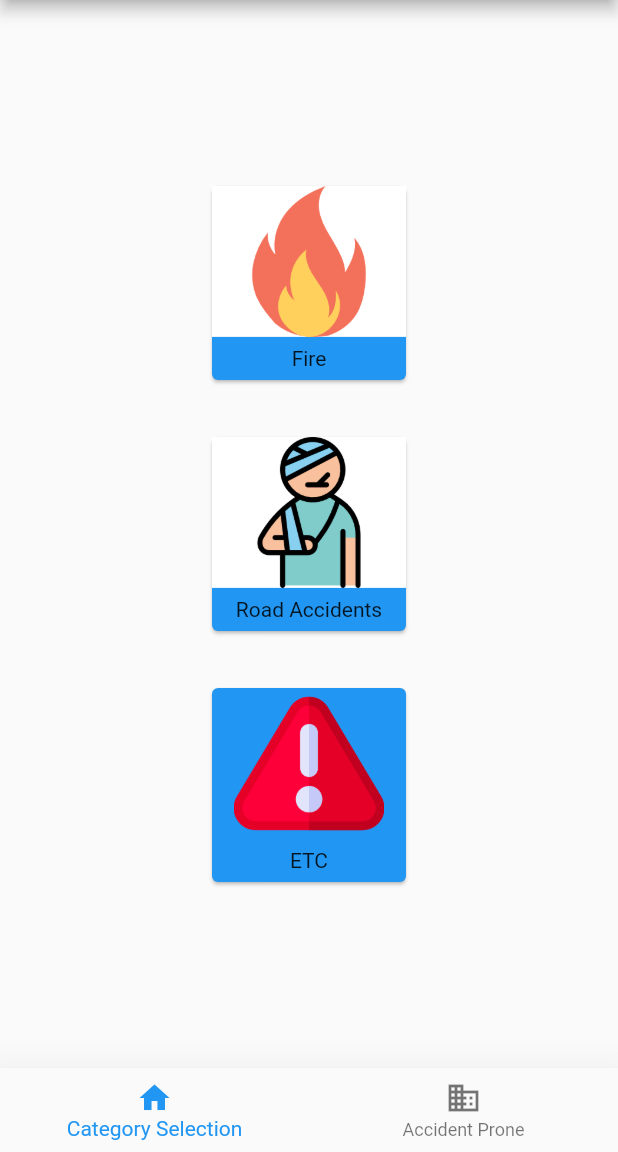
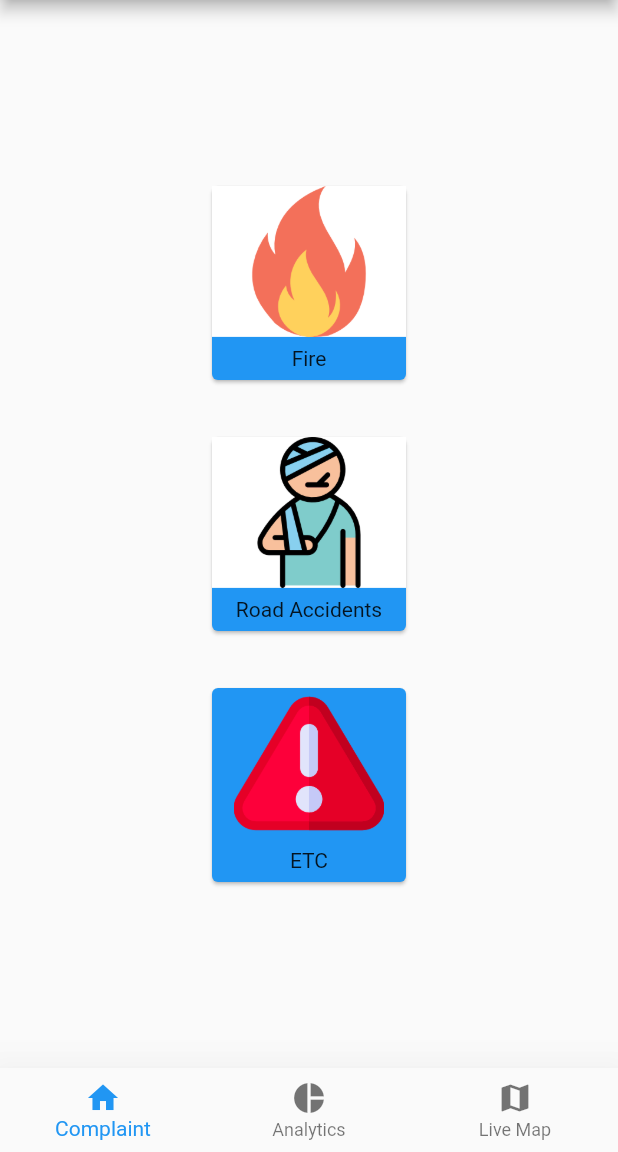
Before and after one commit to sharmajsr/satark, a Flutter app: the Dashboard screen opened directly, on a phone screen of 412 x 824 dp, the part 84-1236 px from its top. Run offline on Flutter 3.47's test engine with Material 2 defaults, Android fonts, the phone set to English and light mode, and no system bars; our stand-ins replace charts_flutter, cloud_firestore, firebase_auth, firebase_database, firebase_messaging, firebase_storage and 10 more; accounts and stored records are empty.

Commit message:
1. Map showing current alerts 2. Payload of sendNotifications also sends Live Alert data

```diff
--- a/lib/chart_analytics.dart
+++ b/lib/chart_analytics.dart
@@ -1,15 +1,15 @@
 import 'package:flutter/material.dart';
 import 'package:charts_flutter/flutter.dart' as charts;
 
-class HomePage extends StatefulWidget {
+class GraphPage extends StatefulWidget {
  // final Widget child;
 
   //HomePage({Key key, this.child}) : super(key: key);
 
-  _HomePageState createState() => _HomePageState();
+  _GraphPageState createState() => _GraphPageState();
 }
 
-class _HomePageState extends State<HomePage> {
+class _GraphPageState extends State<GraphPage> {
   List<charts.Series<Task, String>> _seriesPieData;
   List<charts.Series<Task, String>> _seriesPieData1;
   List<charts.Series<Task, String>> _seriesPieData2;
--- a/lib/dashboard.dart
+++ b/lib/dashboard.dart
@@ -104,15 +104,15 @@ class _DashboardState extends State<Dashboard> {
 
   List<Widget> _widgetOptions = <Widget>[
     CategorySelection(),
+    GraphPage(),
     DashboardMapPage(),
-   // HomePage(),
   ];
 
   @override
   Widget build(BuildContext context) {
     return Scaffold(
       bottomNavigationBar: BottomNavigationBar(
-       elevation: 25,
+        elevation: 25,
 //        selectedItemColor: Colors.black,
 //        unselectedItemColor: Colors.white,
         onTap: (int index) {
@@ -123,11 +123,15 @@ class _DashboardState extends State<Dashboard> {
         items: const <BottomNavigationBarItem>[
           BottomNavigationBarItem(
             icon: Icon(Icons.home),
-            title: Text('Category Selection'),
+            title: Text('Complaint'),
           ),
           BottomNavigationBarItem(
-            icon: Icon(Icons.business),
-            title: Text('Accident Prone'),
+            icon: Icon(Icons.pie_chart),
+            title: Text('Analytics'),
+          ),
+          BottomNavigationBarItem(
+            icon: Icon(Icons.map),
+            title: Text('Live Map'),
           ),
         ],
       ),
```
Also changed, not shown: lib/Authority/send_Notification.dart (+22 -13 lines), lib/DashboardMapPage.dart (+14 -8 lines).
